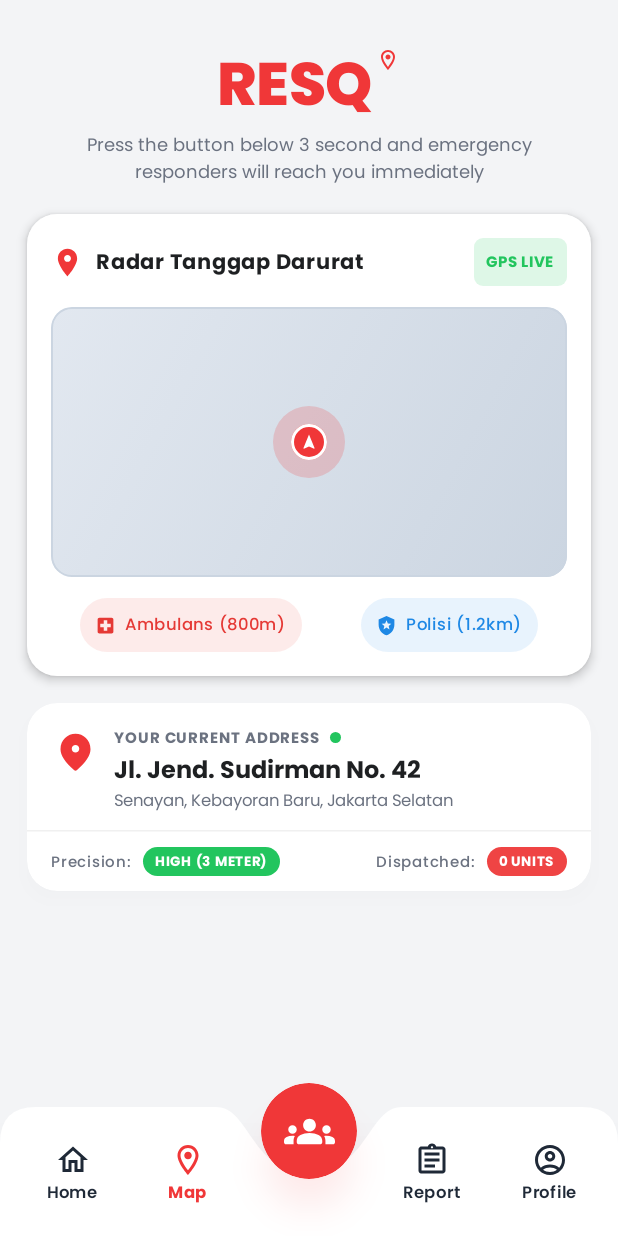
After one commit to alfisfathoni/ResQ, an Android app built with Jetpack Compose: the fragment MapFragment placed in its activity, on a phone screen of 412 x 824 dp. The commit adds this screen. Run offline under Robolectric (Android 15) with nearby library versions, the phone set to English and light mode, and no system bars; 1 statement that could not run was skipped.

Commit message:
feat(nav): complete full bottom navigation routing with active red state across all tabs

```diff
--- a/frontend/app/src/main/java/com/example/resq/ui/components/ResQBottomNavBar.kt
+++ b/frontend/app/src/main/java/com/example/resq/ui/components/ResQBottomNavBar.kt
@@ -16,10 +16,10 @@ import androidx.compose.foundation.layout.padding
 import androidx.compose.foundation.layout.size
 import androidx.compose.foundation.shape.CircleShape
 import androidx.compose.material.icons.Icons
+import androidx.compose.material.icons.outlined.AccountCircle
 import androidx.compose.material.icons.outlined.Assignment
 import androidx.compose.material.icons.outlined.Home
 import androidx.compose.material.icons.outlined.LocationOn
-import androidx.compose.material.icons.outlined.Person
 import androidx.compose.material.icons.rounded.Groups
 import androidx.compose.material3.Icon
 import androidx.compose.material3.MaterialTheme
@@ -45,15 +45,15 @@ val DefaultNavItems = listOf(
     NavItem("home",    "Home",   Icons.Outlined.Home),
     NavItem("map",     "Map",    Icons.Outlined.LocationOn),
     NavItem("report",  "Report", Icons.Outlined.Assignment),
-    NavItem("profile", "Profile", Icons.Outlined.Person),
+    NavItem("profile", "Profile", Icons.Outlined.AccountCircle),
 )
 
 /**
  * Curved Bottom Navigation Bar with a cradle dip in the center for the FAB:
  * - White background with a smooth scooped curve notch in the center.
  * - Central circular red floating action button (FAB) with Groups icon.
- * - Active tab: "Home" (Red icon + Red label).
- * - Other tabs: "Map", "Report", "Profile" (Dark gray icon + Dark gray label).
+ * - Active tab: Red icon + Red label (NavActiveRed #F03738).
+ * - Inactive tabs: Dark gray icon + Dark gray label (NavInactiveDark #1F2937).
  */
 @Composable
 fun ResQBottomNavBar(
--- /dev/null
+++ b/frontend/app/src/main/java/com/example/resq/ui/fragment/MapFragment.kt
@@ -0,0 +1,44 @@
+package com.example.resq.ui.fragment
+
+import android.os.Bundle
+import android.view.LayoutInflater
+import android.view.View
+import android.view.ViewGroup
+import androidx.compose.ui.platform.ComposeView
+import androidx.compose.ui.platform.ViewCompositionStrategy
+import androidx.fragment.app.Fragment
+import com.example.resq.ui.navigation.NavigationHost
+import com.example.resq.ui.screen.MapScreen
+import com.example.resq.ui.theme.ResQTheme
+
+/**
+ * Fragment hosting the Map screen with active "map" navbar tab.
+ */
+class MapFragment : Fragment() {
+
+    override fun onCreateView(
+        inflater: LayoutInflater,
+        container: ViewGroup?,
+        savedInstanceState: Bundle?,
+    ): View {
+        val navHost = activity as? NavigationHost
+
+        return ComposeView(requireContext()).apply {
+            setViewCompositionStrategy(ViewCompositionStrategy.DisposeOnViewTreeLifecycleDestroyed)
+            setContent {
+                ResQTheme {
+                    MapScreen(
+                        onNavItemSelected = { route ->
+                            when (route) {
+                                "home"    -> navHost?.navigateToHome()
+                                "map"     -> { /* already on map */ }
+                                "report"  -> navHost?.navigateToReport()
+                                "profile" -> navHost?.navigateToProfile()
+                            }
+                        },
+                    )
+                }
+            }
+        }
+    }
+}
--- a/frontend/app/src/main/java/com/example/resq/ui/navigation/NavigationHost.kt
+++ b/frontend/app/src/main/java/com/example/resq/ui/navigation/NavigationHost.kt
@@ -8,6 +8,8 @@ interface NavigationHost {
     fun navigateToSplash()
     fun navigateToAuth()
     fun navigateToHome()
+    fun navigateToMap()
+    fun navigateToReport()
     fun navigateToProfile()
     fun navigateToEmergencyContact(step: Int)
 }
--- /dev/null
+++ b/frontend/app/src/main/java/com/example/resq/ui/screen/MapScreen.kt
@@ -0,0 +1,232 @@
+package com.example.resq.ui.screen
+
+import androidx.compose.foundation.background
+import androidx.compose.foundation.border
+import androidx.compose.foundation.layout.Arrangement
+import androidx.compose.foundation.layout.Box
+import androidx.compose.foundation.layout.Column
+import androidx.compose.foundation.layout.Row
+import androidx.compose.foundation.layout.Spacer
+import androidx.compose.foundation.layout.fillMaxSize
+import androidx.compose.foundation.layout.fillMaxWidth
+import androidx.compose.foundation.layout.height
+import androidx.compose.foundation.layout.padding
+import androidx.compose.foundation.layout.size
+import androidx.compose.foundation.layout.width
+import androidx.compose.foundation.rememberScrollState
+import androidx.compose.foundation.shape.CircleShape
+import androidx.compose.foundation.shape.RoundedCornerShape
+import androidx.compose.foundation.verticalScroll
+import androidx.compose.material.icons.Icons
+import androidx.compose.material.icons.filled.LocalHospital
+import androidx.compose.material.icons.filled.LocalPolice
+import androidx.compose.material.icons.filled.LocationOn
+import androidx.compose.material.icons.filled.Navigation
+import androidx.compose.material.icons.filled.Shield
+import androidx.compose.material3.Card
+import androidx.compose.material3.CardDefaults
+import androidx.compose.material3.Icon
+import androidx.compose.material3.MaterialTheme
+import androidx.compose.material3.Text
+import androidx.compose.runtime.Composable
+import androidx.compose.ui.Alignment
+import androidx.compose.ui.Modifier
+import androidx.compose.ui.draw.clip
+import androidx.compose.ui.graphics.Brush
+import androidx.compose.ui.graphics.Color
+import androidx.compose.ui.text.font.FontWeight
+import androidx.compose.ui.unit.dp
+import androidx.compose.ui.unit.sp
+import com.example.resq.ui.components.CurrentAddressCard
+import com.example.resq.ui.components.ResQBottomNavBar
+import com.example.resq.ui.components.ResQLogoHeader
+import com.example.resq.ui.theme.BackgroundLight
+import com.example.resq.ui.theme.BadgeGreenSolid
+import com.example.resq.ui.theme.PoppinsFamily
+import com.example.resq.ui.theme.ResQRed
+import com.example.resq.ui.theme.TextPrimary
+import com.example.resq.ui.theme.TextSecondary
+
+/**
+ * Screen for "Map" tab with active navbar routing.
+ */
+@Composable
+fun MapScreen(
+    onNavItemSelected   : (String) -> Unit = {},
+    onCommunityFabClick : () -> Unit       = {},
+) {
+    Box(
+        modifier = Modifier
+            .fillMaxSize()
+            .background(BackgroundLight),
+    ) {
+        Column(
+            modifier = Modifier
+                .fillMaxSize()
+                .verticalScroll(rememberScrollState())
+                .padding(bottom = 90.dp),
+            horizontalAlignment = Alignment.CenterHorizontally,
+        ) {
+            Spacer(modifier = Modifier.height(28.dp))
+
+            // Header Logo
+            ResQLogoHeader(
+                modifier = Modifier.padding(horizontal = 24.dp),
+            )
+
+            Spacer(modifier = Modifier.height(20.dp))
+
+            // Map Preview Card
+            Card(
+                shape     = RoundedCornerShape(20.dp),
+                colors    = CardDefaults.cardColors(containerColor = Color.White),
+                elevation = CardDefaults.cardElevation(defaultElevation = 4.dp),
+                modifier  = Modifier
+                    .fillMaxWidth()
+                    .padding(horizontal = 18.dp),
+            ) {
+                Column(modifier = Modifier.padding(16.dp)) {
+                    Row(
+                        modifier              = Modifier.fillMaxWidth(),
+                        horizontalArrangement = Arrangement.SpaceBetween,
+                        verticalAlignment     = Alignment.CenterVertically,
+                    ) {
+                        Row(verticalAlignment = Alignment.CenterVertically) {
+                            Icon(
+                                imageVector        = Icons.Default.LocationOn,
+                                contentDescription = "Radar",
+                                tint               = ResQRed,
+                                modifier           = Modifier.size(22.dp),
+                            )
+                            Spacer(modifier = Modifier.width(8.dp))
+                            Text(
+                                text       = "Radar Tanggap Darurat",
+                                fontFamily = PoppinsFamily,
+                                fontWeight = FontWeight.Bold,
+                                fontSize   = 14.sp,
+                                color      = TextPrimary,
+                            )
+                        }
+
+                        Box(
+                            modifier = Modifier
+                                .background(BadgeGreenSolid.copy(alpha = 0.15f), RoundedCornerShape(6.dp))
+                                .padding(horizontal = 8.dp, vertical = 4.dp),
+                        ) {
+                            Text(
+                                text       = "GPS LIVE",
+                                fontFamily = PoppinsFamily,
+                                fontWeight = FontWeight.Bold,
+                                fontSize   = 10.sp,
+                                color      = BadgeGreenSolid,
+                            )
+                        }
+                    }
+
+                    Spacer(modifier = Modifier.height(14.dp))
+
+                    // Map View Simulation
+                    Box(
+                        modifier = Modifier
+                            .fillMaxWidth()
+                            .height(180.dp)
+                            .clip(RoundedCornerShape(14.dp))
+                            .background(
+                                Brush.linearGradient(
+                                    listOf(Color(0xFFE2E8F0), Color(0xFFCBD5E1))
+                                )
+                            )
+                            .border(1.dp, Color(0xFFCBD5E1), RoundedCornerShape(14.dp)),
+                        contentAlignment = Alignment.Center,
+                    ) {
+                        // User Location Marker
+                        Box(
+                            modifier = Modifier
+                                .size(48.dp)
+                                .background(ResQRed.copy(alpha = 0.2f), CircleShape),
+                            contentAlignment = Alignment.Center,
+                        ) {
+                            Box(
+                                modifier = Modifier
+                                    .size(24.dp)
+                                    .background(ResQRed, CircleShape)
+                                    .border(2.dp, Color.White, CircleShape),
+                                contentAlignment = Alignment.Center,
+                            ) {
+                                Icon(
+                                    imageVector        = Icons.Default.Navigation,
+                                    contentDescription = "User Location",
+                                    tint               = Color.White,
+                                    modifier           = Modifier.size(12.dp),
+                                )
+                            }
+                        }
+                    }
+
+                    Spacer(modifier = Modifier.height(14.dp))
+
+                    // Nearby Responders Count
+                    Row(
+                        modifier              = Modifier.fillMaxWidth(),
+                        horizontalArrangement = Arrangement.SpaceAround,
+                    ) {
+                        NearbyResponderChip(
+                            icon  = Icons.Default.LocalHospital,
+                            label = "Ambulans (800m)",
+                            color = Color(0xFFE53935),
+                        )
+                        NearbyResponderChip(
+                            icon  = Icons.Default.LocalPolice,
+                            label = "Polisi (1.2km)",
+                            color = Color(0xFF1E88E5),
+                        )
+                    }
+                }
+            }
+
+            Spacer(modifier = Modifier.height(18.dp))
+
+            // Current Address Card
+            CurrentAddressCard(
+                modifier = Modifier.padding(horizontal = 18.dp),
+            )
+        }
+
+        // ── Pinned Curved Bottom Nav Bar (Active on "map") ───────────────────
+        ResQBottomNavBar(
+            selectedRoute  = "map",
+            onItemSelected = onNavItemSelected,
+            onFabClick     = onCommunityFabClick,
+            modifier       = Modifier.align(Alignment.BottomCenter),
+        )
+    }
+}
+
+@Composable
+private fun NearbyResponderChip(
+    icon  : androidx.compose.ui.graphics.vector.ImageVector,
+    label : String,
+    color : Color,
+) {
+    Row(
+        verticalAlignment = Alignment.CenterVertically,
+        modifier          = Modifier
+            .background(color.copy(alpha = 0.1f), RoundedCornerShape(50))
+            .padding(horizontal = 10.dp, vertical = 6.dp),
+    ) {
+        Icon(
+            imageVector        = icon,
+            contentDescription = null,
+            tint               = color,
+            modifier           = Modifier.size(14.dp),
+        )
+        Spacer(modifier = Modifier.width(6.dp))
+        Text(
+            text       = label,
+            fontFamily = PoppinsFamily,
+            fontWeight = FontWeight.Medium,
+            fontSize   = 11.sp,
+            color      = color,
+        )
+    }
+}
```
Also changed, not shown: frontend/app/src/main/java/com/example/resq/MainActivity.kt (+12 -0 lines), frontend/app/src/main/java/com/example/resq/ui/fragment/HomeFragment.kt (+5 -2 lines), frontend/app/src/main/java/com/example/resq/ui/fragment/ProfileFragment.kt (+8 -3 lines), frontend/app/src/main/java/com/example/resq/ui/fragment/ReportFragment.kt (added, +44 -0 lines), frontend/app/src/main/java/com/example/resq/ui/screen/ProfileScreen.kt (+4 -8 lines), frontend/app/src/main/java/com/example/resq/ui/screen/ReportScreen.kt (added, +177 -0 lines).
